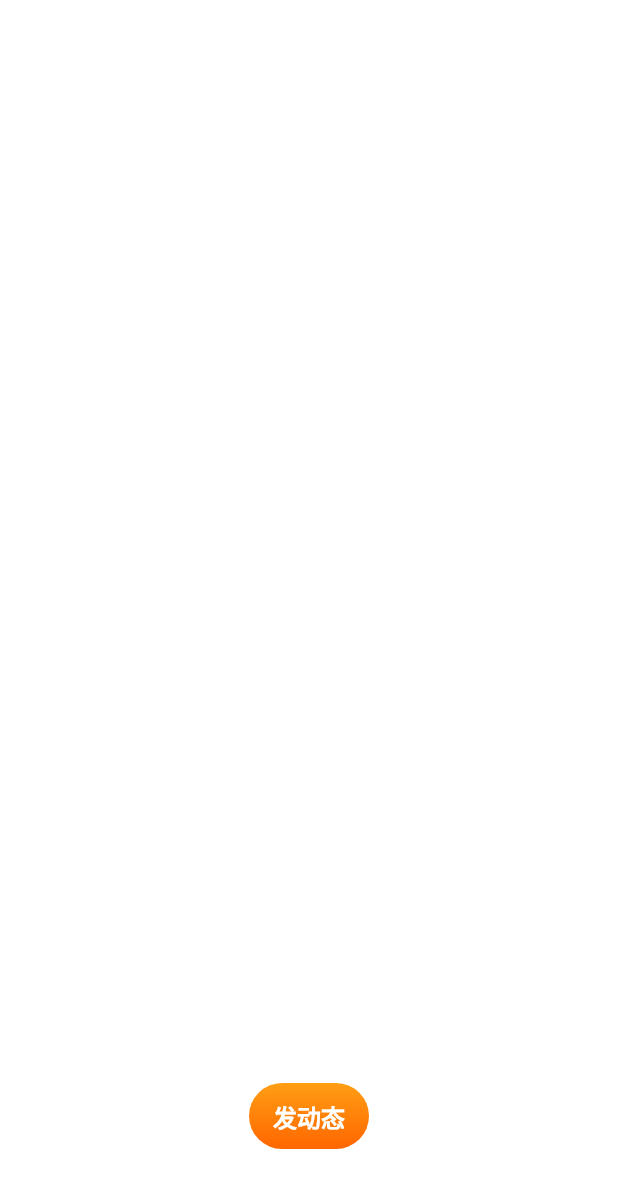
After one commit to littleBoy-swag/flutter_yourche, a Flutter app: the VideoPreviewPage screen opened directly, on a phone screen of 412 x 824 dp. The commit adds this screen. Shown: the top 1188 px of the screen. Run offline on Flutter 3.47's test engine with Material 2 defaults, Android fonts, the phone set to English and light mode, and no system bars; our stand-ins replace camera, flutter_easyrefresh.

Commit message:
拍照预览完成

```diff
--- /dev/null
+++ b/lib/page/video_preview_page.dart
@@ -0,0 +1,51 @@
+import 'package:flutter/material.dart';
+import 'package:flutter_yourche/widgets/common_color.dart';
+
+class VideoPreviewPage extends StatefulWidget {
+  @override
+  _VideoPreviewPageState createState() => _VideoPreviewPageState();
+}
+
+class _VideoPreviewPageState extends State<VideoPreviewPage> {
+  @override
+  Widget build(BuildContext context) {
+    return Scaffold(
+      backgroundColor: Colors.white,
+      body: Stack(
+        alignment: Alignment.center,
+        children: <Widget>[
+          Positioned(
+            bottom: 58,
+            child: GestureDetector(
+              onTap: () {},
+              child: Container(
+                width: 80,
+                height: 44,
+                decoration: BoxDecoration(
+                  gradient: LinearGradient(
+                    begin: Alignment.topCenter,
+                    end: Alignment.bottomCenter,
+                    colors: [
+                      Color(c_ff9e13),
+                      Color(c_ff6600),
+                    ],
+                  ),
+                  borderRadius: BorderRadius.all(Radius.circular(22)),
+                ),
+                child: Center(
+                  child: Text(
+                    "发动态",
+                    style: TextStyle(
+                        fontSize: 16,
+                        color: Colors.white,
+                        fontWeight: FontWeight.bold),
+                  ),
+                ),
+              ),
+            ),
+          ),
+        ],
+      ),
+    );
+  }
+}
--- a/lib/widgets/common_color.dart
+++ b/lib/widgets/common_color.dart
@@ -10,3 +10,5 @@ final c_ff9e13 = 0xFFFF9E13;
 final c_ff9bc6 = 0xFFFF9BC6;
 final c_86cdff = 0xFF86CDFF;
 final c_cccccc = 0xFFCCCCCC;
+final c_f7d66d = 0xFFF7D66D;
+final c_fcae26 = 0xFFFCAE26;
```
Also changed, not shown: lib/page/camera_page.dart (+68 -4 lines), lib/page/photo_preview_page.dart (added, +95 -0 lines).
